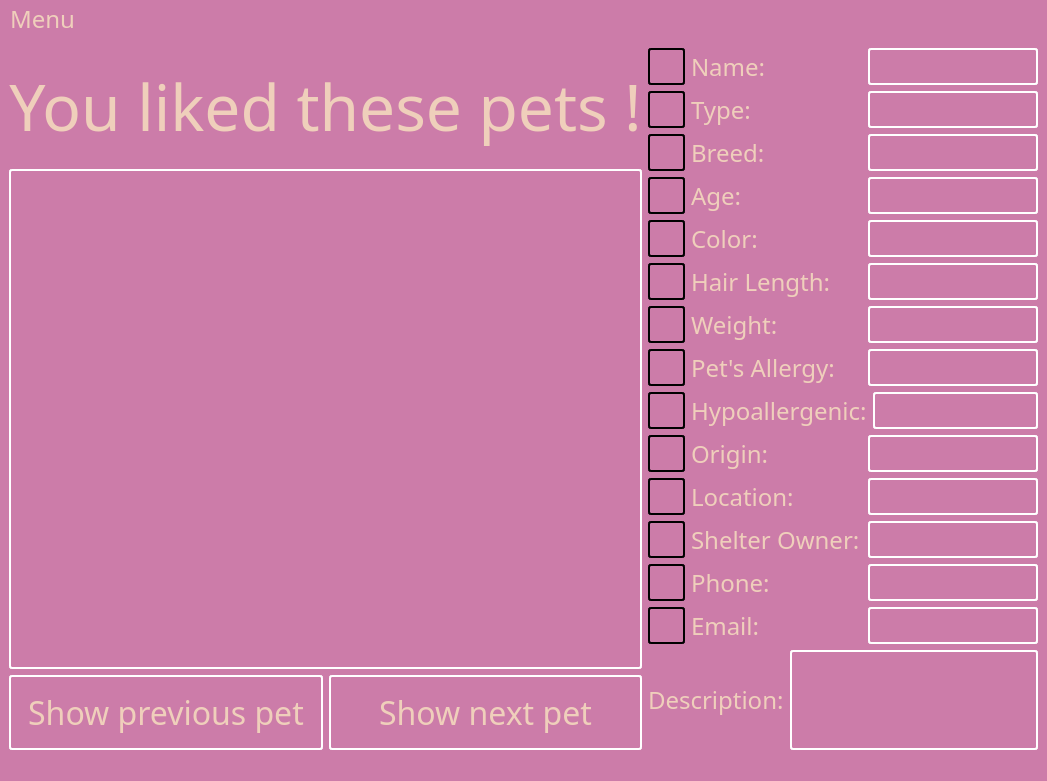
Before: the Qt Designer form breadnbutter/gui/petliked.ui in jacksodl23/cs-205-pet-adoption, drawn with Qt 5.
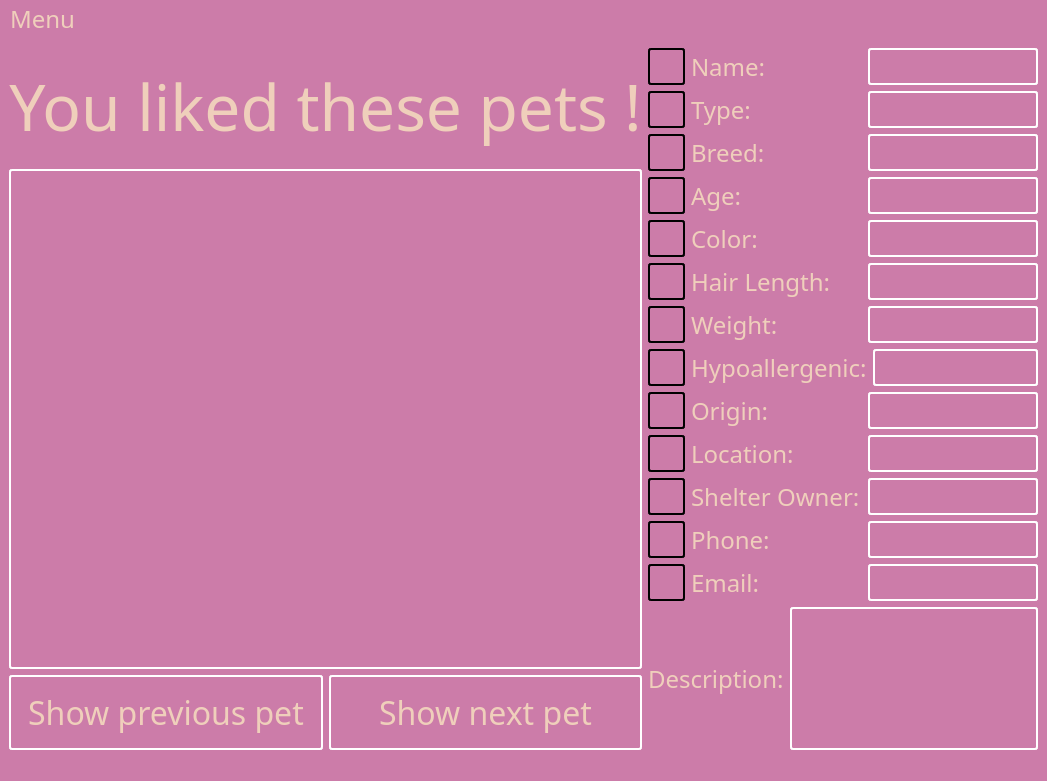
After: the same form once the commit is applied.

Commit message: removing pet allergy from GUI

```diff
--- a/breadnbutter/gui/petliked.ui
+++ b/breadnbutter/gui/petliked.ui
@@ -982,66 +982,6 @@
         </item>
        </layout>
       </item>
-      <item>
-       <layout class="QHBoxLayout" name="horizontalLayout_16">
-        <item>
-         <widget class="QLabel" name="icon_allergy">
-          <property name="minimumSize">
-           <size>
-            <width>37</width>
-            <height>37</height>
-           </size>
-          </property>
-          <property name="maximumSize">
-           <size>
-            <width>37</width>
-            <height>37</height>
-           </size>
-          </property>
-          <property name="styleSheet">
-           <string notr="true">border: 2px solid  black; 
-     border-radius: 3px;</string>
-          </property>
-          <property name="text">
-           <string/>
-          </property>
-         </widget>
-        </item>
-        <item>
-         <widget class="QLabel" name="label_18">
-          <property name="font">
-           <font>
-            <family>Dyuthi</family>
-            <pointsize>18</pointsize>
-           </font>
-          </property>
-          <property name="text">
-           <string>Pet's Allergy:</string>
-          </property>
-         </widget>
-        </item>
-        <item>
-         <widget class="QLabel" name="label_allergy">
-          <property name="font">
-           <font>
-            <family>Dyuthi</family>
-            <pointsize>18</pointsize>
-           </font>
-          </property>
-          <property name="styleSheet">
-           <string notr="true">border: 2px solid  white; 
-     border-radius: 3px;</string>
-          </property>
-          <property name="frameShape">
-           <enum>QFrame::Box</enum>
-          </property>
-          <property name="text">
-           <string/>
-          </property>
-         </widget>
-        </item>
-       </layout>
-      </item>
       <item>
        <layout class="QHBoxLayout" name="horizontalLayout_10">
         <item>
```
The commit also changes 4 other files.
